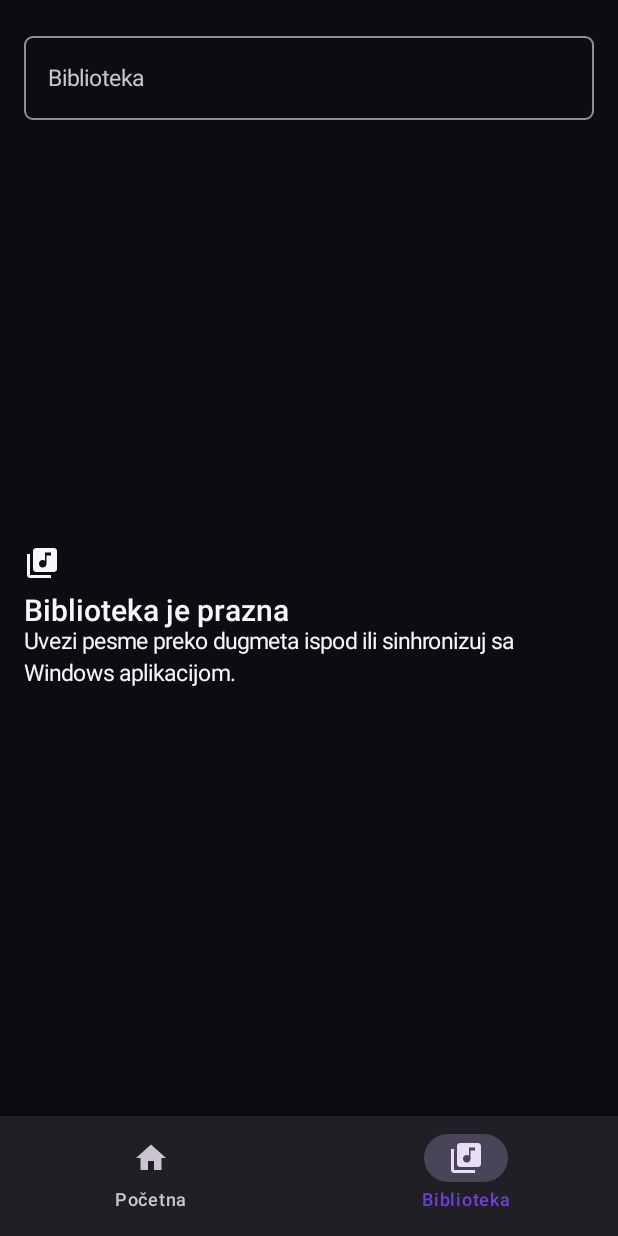
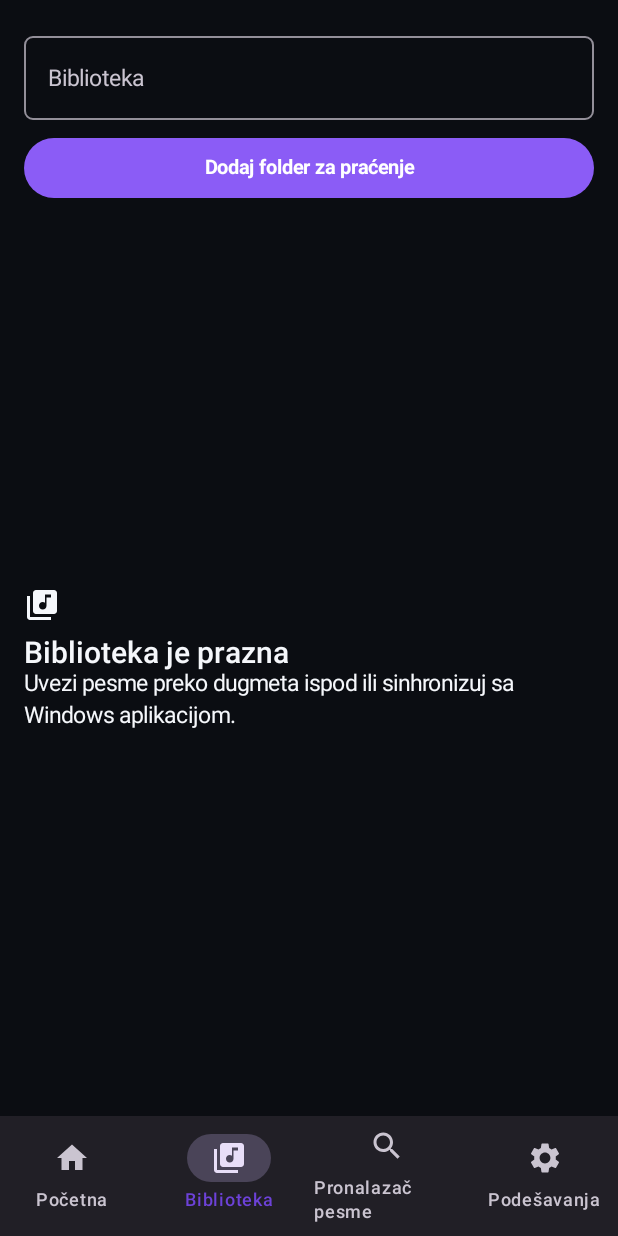
Before and after one commit to bedanzivot91-dev/force-delete-studio, an Android app built with Jetpack Compose: the screen it shows after launch (MainActivity), item 2 of the bottom bar chosen, on a phone screen of 412 x 824 dp. Run offline under Robolectric (Android 15) with nearby library versions, the phone set to English and light mode, and no system bars; our stand-ins replace Room's generated code; 1 statement that could not run was skipped.

Commit message:
Android: 5-theme parity, Pronalazac pesme, folder watch + WorkManager rescan
- ui/theme/Theme.kt: add AppTheme.URBAN_CONCRETE/MIDNIGHT_STUDIO/AURORA_GLASS
  with their own ColorScheme+Shapes (square vs rounded vs glass corners),
  matching the desktop CSS structural language for each, not a recolor.
- SettingsScreen: real theme picker (per-device, never synced to desktop,
  per spec 5.6).
- SongFinderViewModel/SongFinderScreen: real local Pronalazac pesme --
  SAF file pick or MediaRecorder mic capture, SHA-256 hash, compare against
  SongEntity.fileSha256, Room-backed history. Remote AudD lookup is out of
  scope here (needs a user-supplied token) and the UI does not pretend to
  offer it.
- WatchedFoldersPreference + LibraryRescanWorker + LibraryScreen 'Dodaj
  folder' button: persists a SAF tree permission, does an immediate
  one-time rescan, and a periodic (6h, battery-not-low) WorkManager rescan
  that actually lists files, hashes them, and inserts new SongEntity rows
  -- not a no-op stub.

```diff
--- a/android/app/build.gradle.kts
+++ b/android/app/build.gradle.kts
@@ -75,6 +75,7 @@ dependencies {
     ksp("androidx.room:room-compiler:2.6.1")
 
     implementation("androidx.work:work-runtime-ktx:2.10.0")
+    implementation("androidx.documentfile:documentfile:1.0.1") // SAF folder traversal for LibraryRescanWorker
     implementation("androidx.datastore:datastore-preferences:1.1.1")
     implementation("androidx.security:security-crypto:1.1.0-alpha06") // Android Keystore-backed EncryptedSharedPreferences (transcript token storage, section 14/21)
     implementation("androidx.media3:media3-exoplayer:1.5.1")
--- a/android/app/src/main/java/com/sunopesmestudio/app/MainActivity.kt
+++ b/android/app/src/main/java/com/sunopesmestudio/app/MainActivity.kt
@@ -12,6 +12,7 @@ import androidx.compose.ui.Modifier
 import androidx.lifecycle.viewmodel.compose.viewModel
 import com.sunopesmestudio.app.ui.library.LibraryViewModel
 import com.sunopesmestudio.app.ui.nav.SunoNavHost
+import com.sunopesmestudio.app.ui.recognition.SongFinderViewModel
 import com.sunopesmestudio.app.ui.theme.AppTheme
 import com.sunopesmestudio.app.ui.theme.SunoPesmeStudioTheme
 
@@ -28,7 +29,15 @@ class MainActivity : ComponentActivity() {
                     val libraryViewModel: LibraryViewModel = viewModel(
                         factory = LibraryViewModel.Factory(app.database.songDao()),
                     )
-                    SunoNavHost(libraryViewModel = libraryViewModel)
+                    val songFinderViewModel: SongFinderViewModel = viewModel(
+                        factory = SongFinderViewModel.Factory(app, app.database.songDao(), app.database.recognizedTrackDao()),
+                    )
+                    SunoNavHost(
+                        libraryViewModel = libraryViewModel,
+                        songFinderViewModel = songFinderViewModel,
+                        themePreference = app.themePreference,
+                        watchedFoldersPreference = app.watchedFoldersPreference,
+                    )
                 }
             }
         }
--- a/android/app/src/main/java/com/sunopesmestudio/app/SunoApplication.kt
+++ b/android/app/src/main/java/com/sunopesmestudio/app/SunoApplication.kt
@@ -1,10 +1,43 @@
 package com.sunopesmestudio.app
 
 import android.app.Application
+import androidx.work.Constraints
+import androidx.work.ExistingPeriodicWorkPolicy
+import androidx.work.NetworkType
+import androidx.work.PeriodicWorkRequestBuilder
+import androidx.work.WorkManager
 import com.sunopesmestudio.app.data.AppDatabase
 import com.sunopesmestudio.app.data.ThemePreference
+import com.sunopesmestudio.app.data.WatchedFoldersPreference
+import com.sunopesmestudio.app.work.LibraryRescanWorker
+import java.util.concurrent.TimeUnit
 
 class SunoApplication : Application() {
     val database: AppDatabase by lazy { AppDatabase.get(this) }
     val themePreference: ThemePreference by lazy { ThemePreference(this) }
+    val watchedFoldersPreference: WatchedFoldersPreference by lazy { WatchedFoldersPreference(this) }
+
+    override fun onCreate() {
+        super.onCreate()
+        scheduleLibraryRescan()
+    }
+
+    private fun scheduleLibraryRescan() {
+        // Local SAF folder scan only -- no network involved, so the
+        // section 18.4 constraint that actually applies here is
+        // battery-not-low, not Wi-Fi (that condition is for the YouTube/
+        // Suno sync workers this phase does not add yet).
+        val constraints = Constraints.Builder()
+            .setRequiredNetworkType(NetworkType.NOT_REQUIRED)
+            .setRequiresBatteryNotLow(true)
+            .build()
+        val request = PeriodicWorkRequestBuilder<LibraryRescanWorker>(6, TimeUnit.HOURS)
+            .setConstraints(constraints)
+            .build()
+        WorkManager.getInstance(this).enqueueUniquePeriodicWork(
+            "library-rescan",
+            ExistingPeriodicWorkPolicy.KEEP,
+            request,
+        )
+    }
 }
--- a/android/app/src/main/java/com/sunopesmestudio/app/data/AppDatabase.kt
+++ b/android/app/src/main/java/com/sunopesmestudio/app/data/AppDatabase.kt
@@ -9,9 +9,10 @@ import androidx.room.RoomDatabase
 // for real Room migration testing per spec section 12/18) requires wiring
 // room.schemaLocation via the Room Gradle plugin, deferred to the phase
 // that actually adds a version-2 migration to test.
-@Database(entities = [SongEntity::class], version = 1, exportSchema = false)
+@Database(entities = [SongEntity::class, RecognizedTrackEntity::class], version = 1, exportSchema = false)
 abstract class AppDatabase : RoomDatabase() {
     abstract fun songDao(): SongDao
+    abstract fun recognizedTrackDao(): RecognizedTrackDao
 
     companion object {
         @Volatile private var instance: AppDatabase? = null
--- /dev/null
+++ b/android/app/src/main/java/com/sunopesmestudio/app/data/RecognizedTrackDao.kt
@@ -0,0 +1,15 @@
+package com.sunopesmestudio.app.data
+
+import androidx.room.Dao
+import androidx.room.Insert
+import androidx.room.Query
+import kotlinx.coroutines.flow.Flow
+
+@Dao
+interface RecognizedTrackDao {
+    @Query("SELECT * FROM recognized_tracks ORDER BY createdAtEpochMs DESC")
+    fun observeHistory(): Flow<List<RecognizedTrackEntity>>
+
+    @Insert
+    suspend fun insert(track: RecognizedTrackEntity): Long
+}
--- a/android/app/src/main/java/com/sunopesmestudio/app/data/SongDao.kt
+++ b/android/app/src/main/java/com/sunopesmestudio/app/data/SongDao.kt
@@ -38,4 +38,7 @@ interface SongDao {
 
     @Query("DELETE FROM songs WHERE id = :id")
     suspend fun delete(id: String)
+
+    @Query("SELECT * FROM songs WHERE fileSha256 = :sha256 AND fileSha256 != '' LIMIT 1")
+    suspend fun findByHash(sha256: String): SongEntity?
 }
--- a/android/app/src/main/java/com/sunopesmestudio/app/data/SongEntity.kt
+++ b/android/app/src/main/java/com/sunopesmestudio/app/data/SongEntity.kt
@@ -26,4 +26,8 @@ data class SongEntity(
     val localLyrics: String? = null,
     @ColumnInfo(defaultValue = "0") val downloadedAtEpochMs: Long = 0,
     @ColumnInfo(defaultValue = "1") val importedAtEpochMs: Long = 0,
+    // SHA-256 of the local audio file, used by the Pronalazac pesme local
+    // (offline) duplicate/match check -- mirrors songs.file_sha256 on the
+    // desktop schema.
+    @ColumnInfo(defaultValue = "") val fileSha256: String = "",
 )
--- /dev/null
+++ b/android/app/src/main/java/com/sunopesmestudio/app/data/WatchedFoldersPreference.kt
@@ -0,0 +1,36 @@
+package com.sunopesmestudio.app.data
+
+import android.content.Context
+import androidx.datastore.preferences.core.edit
+import androidx.datastore.preferences.core.stringSetPreferencesKey
+import androidx.datastore.preferences.preferencesDataStore
+import kotlinx.coroutines.flow.first
+import kotlinx.coroutines.flow.map
+
+private val Context.watchedFoldersDataStore by preferencesDataStore(name = "watched_folders")
+private val FOLDERS_KEY = stringSetPreferencesKey("folder_uris")
+
+/**
+ * Persisted Storage Access Framework tree URIs the user has granted for
+ * library auto-import (section 18.1/18.4). Only the URI strings are stored
+ * here; the actual read permission is granted separately via
+ * ContentResolver.takePersistableUriPermission at the point the folder is
+ * picked (see LibraryScreen's "Dodaj folder" button).
+ */
+class WatchedFoldersPreference(private val context: Context) {
+    val folders = context.watchedFoldersDataStore.data.map { it[FOLDERS_KEY] ?: emptySet() }
+
+    suspend fun addFolder(uri: String) {
+        context.watchedFoldersDataStore.edit { prefs ->
+            prefs[FOLDERS_KEY] = (prefs[FOLDERS_KEY] ?: emptySet()) + uri
+        }
+    }
+
+    suspend fun removeFolder(uri: String) {
+        context.watchedFoldersDataStore.edit { prefs ->
+            prefs[FOLDERS_KEY] = (prefs[FOLDERS_KEY] ?: emptySet()) - uri
+        }
+    }
+
+    suspend fun snapshot(): Set<String> = folders.first()
+}
--- a/android/app/src/main/java/com/sunopesmestudio/app/ui/nav/SunoNavHost.kt
+++ b/android/app/src/main/java/com/sunopesmestudio/app/ui/nav/SunoNavHost.kt
@@ -3,6 +3,8 @@ package com.sunopesmestudio.app.ui.nav
 import androidx.compose.material.icons.Icons
 import androidx.compose.material.icons.filled.Home
 import androidx.compose.material.icons.filled.LibraryMusic
+import androidx.compose.material.icons.filled.Search
+import androidx.compose.material.icons.filled.Settings
 import androidx.compose.material3.Icon
 import androidx.compose.material3.NavigationBar
 import androidx.compose.material3.NavigationBarItem
@@ -20,17 +22,29 @@ import androidx.navigation.compose.composable
 import androidx.navigation.compose.currentBackStackEntryAsState
 import androidx.navigation.compose.rememberNavController
 import com.sunopesmestudio.app.R
+import com.sunopesmestudio.app.data.ThemePreference
+import com.sunopesmestudio.app.data.WatchedFoldersPreference
 import com.sunopesmestudio.app.ui.library.LibraryViewModel
+import com.sunopesmestudio.app.ui.recognition.SongFinderViewModel
 import com.sunopesmestudio.app.ui.screens.HomeScreen
 import com.sunopesmestudio.app.ui.screens.LibraryScreen
+import com.sunopesmestudio.app.ui.screens.SettingsScreen
+import com.sunopesmestudio.app.ui.screens.SongFinderScreen
 
 private enum class Destination(val route: String, val labelRes: Int, val icon: androidx.compose.ui.graphics.vector.ImageVector) {
     HOME("home", R.string.nav_home, Icons.Filled.Home),
     LIBRARY("library", R.string.nav_library, Icons.Filled.LibraryMusic),
+    FINDER("finder", R.string.nav_finder, Icons.Filled.Search),
+    SETTINGS("settings", R.string.nav_settings, Icons.Filled.Settings),
 }
 
 @Composable
-fun SunoNavHost(libraryViewModel: LibraryViewModel) {
+fun SunoNavHost(
+    libraryViewModel: LibraryViewModel,
+    songFinderViewModel: SongFinderViewModel,
+    themePreference: ThemePreference,
+    watchedFoldersPreference: WatchedFoldersPreference,
+) {
     val navController = rememberNavController()
     Scaffold(
         bottomBar = {
@@ -60,7 +74,9 @@ fun SunoNavHost(libraryViewModel: LibraryViewModel) {
             modifier = Modifier.padding(padding),
         ) {
             composable(Destination.HOME.route) { HomeScreen(libraryViewModel) }
-            composable(Destination.LIBRARY.route) { LibraryScreen(libraryViewModel) }
+            composable(Destination.LIBRARY.route) { LibraryScreen(libraryViewModel, watchedFoldersPreference) }
+            composable(Destination.FINDER.route) { SongFinderScreen(songFinderViewModel) }
+            composable(Destination.SETTINGS.route) { SettingsScreen(themePreference) }
         }
     }
 }
--- a/android/app/src/main/java/com/sunopesmestudio/app/ui/screens/LibraryScreen.kt
+++ b/android/app/src/main/java/com/sunopesmestudio/app/ui/screens/LibraryScreen.kt
@@ -1,5 +1,8 @@
 package com.sunopesmestudio.app.ui.screens
 
+import android.content.Intent
+import androidx.activity.compose.rememberLauncherForActivityResult
+import androidx.activity.result.contract.ActivityResultContracts
 import androidx.compose.foundation.layout.Arrangement
 import androidx.compose.foundation.layout.Box
 import androidx.compose.foundation.layout.Column
@@ -13,6 +16,7 @@ import androidx.compose.material.icons.Icons
 import androidx.compose.material.icons.filled.Favorite
 import androidx.compose.material.icons.filled.FavoriteBorder
 import androidx.compose.material.icons.filled.LibraryMusic
+import androidx.compose.material3.Button
 import androidx.compose.material3.Card
 import androidx.compose.material3.Icon
 import androidx.compose.material3.IconButton
@@ -23,26 +27,51 @@ import androidx.compose.material3.Text
 import androidx.compose.runtime.Composable
 import androidx.compose.runtime.collectAsState
 import androidx.compose.runtime.getValue
+import androidx.compose.runtime.rememberCoroutineScope
 import androidx.compose.ui.Alignment
 import androidx.compose.ui.Modifier
+import androidx.compose.ui.platform.LocalContext
 import androidx.compose.ui.unit.dp
+import androidx.work.OneTimeWorkRequestBuilder
+import androidx.work.WorkManager
 import com.sunopesmestudio.app.R
 import com.sunopesmestudio.app.data.SongEntity
+import com.sunopesmestudio.app.data.WatchedFoldersPreference
 import com.sunopesmestudio.app.ui.library.LibraryViewModel
+import com.sunopesmestudio.app.work.LibraryRescanWorker
+import kotlinx.coroutines.launch
 
 @Composable
-fun LibraryScreen(viewModel: LibraryViewModel, modifier: Modifier = Modifier) {
+fun LibraryScreen(viewModel: LibraryViewModel, watchedFoldersPreference: WatchedFoldersPreference, modifier: Modifier = Modifier) {
     val songs by viewModel.songs.collectAsState()
     val query by viewModel.searchQuery.collectAsState()
+    val context = LocalContext.current
+    val scope = rememberCoroutineScope()
+
+    val folderPicker = rememberLauncherForActivityResult(ActivityResultContracts.OpenDocumentTree()) { uri ->
+        if (uri != null) {
+            context.contentResolver.takePersistableUriPermission(
+                uri,
+                Intent.FLAG_GRANT_READ_URI_PERMISSION,
+            )
+            scope.launch {
+                watchedFoldersPreference.addFolder(uri.toString())
+                WorkManager.getInstance(context).enqueue(OneTimeWorkRequestBuilder<LibraryRescanWorker>().build())
+            }
+        }
+    }
 
     Column(modifier = modifier.fillMaxSize().padding(16.dp)) {
         OutlinedTextField(
             value = query,
             onValueChange = viewModel::setQuery,
             label = { Text(stringResourceCompat(R.string.nav_library)) },
-            modifier = Modifier.fillMaxWidth().padding(bottom = 12.dp),
+            modifier = Modifier.fillMaxWidth().padding(bottom = 8.dp),
             singleLine = true,
         )
+        Button(onClick = { folderPicker.launch(null) }, modifier = Modifier.fillMaxWidth().padding(bottom = 12.dp)) {
+            Text("Dodaj folder za praćenje")
+        }
         if (songs.isEmpty()) {
             LibraryEmptyState()
         } else {
--- a/android/app/src/main/java/com/sunopesmestudio/app/ui/theme/Theme.kt
+++ b/android/app/src/main/java/com/sunopesmestudio/app/ui/theme/Theme.kt
@@ -14,16 +14,18 @@ import androidx.compose.ui.unit.dp
 import androidx.compose.ui.unit.sp
 
 /**
- * Two of the five desktop themes (section 18.2 of the build spec), adapted
- * for mobile rather than a straight port of the desktop layout: Original
- * Suno (rounded, soft-purple, matches the desktop default) and Neon
- * District (angular corners, cyan/magenta HUD accents, matching the
- * structural redesign in app/web/style.css's neon-district block, not
- * just a recolor of the same shapes).
+ * All five desktop themes (section 18.2 of the build spec), adapted for
+ * mobile rather than a straight port of the desktop layout. Each gets its
+ * own ColorScheme + Shapes pair mirroring the structural language of its
+ * app/web/style.css counterpart (angular vs rounded vs glass), not a single
+ * shape set with swapped colors.
  */
 enum class AppTheme(val id: String, val label: String) {
     ORIGINAL("default", "Original Suno"),
     NEON_DISTRICT("neon-district", "Neon District"),
+    URBAN_CONCRETE("urban-concrete", "Urban Concrete"),
+    MIDNIGHT_STUDIO("midnight-studio", "Midnight Studio"),
+    AURORA_GLASS("aurora-glass", "Aurora Glass"),
 }
 
 private val OriginalColors = darkColorScheme(
@@ -50,6 +52,42 @@ private val NeonDistrictColors = darkColorScheme(
     error = Color(0xFFFF4D7D),
 )
 
+private val UrbanConcreteColors = darkColorScheme(
+    primary = Color(0xFFC6FF3A),
+    onPrimary = Color(0xFF141412),
+    secondary = Color(0xFFFF8A1E),
+    background = Color(0xFF141412),
+    surface = Color(0xFF1C1C19),
+    surfaceVariant = Color(0xFF232320),
+    onBackground = Color(0xFFF2F1EA),
+    onSurface = Color(0xFFF2F1EA),
+    error = Color(0xFFFF4D2E),
+)
+
+private val MidnightStudioColors = darkColorScheme(
+    primary = Color(0xFF6C8CFF),
+    onPrimary = Color.White,
+    secondary = Color(0xFF4A63CC),
+    background = Color(0xFF0A0A0C),
+    surface = Color(0xFF131317),
+    surfaceVariant = Color(0xFF17171C),
+    onBackground = Color(0xFFE8E9EE),
+    onSurface = Color(0xFFE8E9EE),
+    error = Color(0xFFFF5470),
+)
+
+private val AuroraGlassColors = darkColorScheme(
+    primary = Color(0xFF7EE8FA),
+    onPrimary = Color(0xFF0A0A14),
+    secondary = Color(0xFFC084FC),
+    background = Color(0xFF080A14),
+    surface = Color(0xFF12121F),
+    surfaceVariant = Color(0xFF171728),
+    onBackground = Color(0xFFF3F0FF),
+    onSurface = Color(0xFFF3F0FF),
+    error = Color(0xFFFB7185),
+)
+
 // Original: soft rounded surfaces, matching the desktop's rounded cards.
 private val OriginalShapes = Shapes(
     extraSmall = RoundedCornerShape(6.dp),
@@ -69,11 +107,47 @@ private val NeonDistrictShapes = Shapes(
     extraLarge = RoundedCornerShape(0.dp),
 )
 
+// Urban Concrete: hard square corners everywhere, matching the desktop
+// theme's border-radius:0 + hard drop-shadow industrial look.
+private val UrbanConcreteShapes = Shapes(
+    extraSmall = RoundedCornerShape(0.dp),
+    small = RoundedCornerShape(0.dp),
+    medium = RoundedCornerShape(0.dp),
+    large = RoundedCornerShape(0.dp),
+    extraLarge = RoundedCornerShape(0.dp),
+)
+
+// Midnight Studio: small consistent radii, dense professional feel.
+private val MidnightStudioShapes = Shapes(
+    extraSmall = RoundedCornerShape(3.dp),
+    small = RoundedCornerShape(6.dp),
+    medium = RoundedCornerShape(8.dp),
+    large = RoundedCornerShape(10.dp),
+    extraLarge = RoundedCornerShape(14.dp),
+)
+
+// Aurora Glass: large, very rounded shapes for a soft glassmorphism feel.
+private val AuroraGlassShapes = Shapes(
+    extraSmall = RoundedCornerShape(10.dp),
+    small = RoundedCornerShape(14.dp),
+    medium = RoundedCornerShape(20.dp),
+    large = RoundedCornerShape(26.dp),
+    extraLarge = RoundedCornerShape(36.dp),
+)
+
 private val AppTypography = Typography(
     headlineMedium = TextStyle(fontWeight = FontWeight.Bold, fontSize = 26.sp),
     titleLarge = TextStyle(fontWeight = FontWeight.SemiBold, fontSize = 20.sp),
     bodyLarge = TextStyle(fontSize = 15.sp, lineHeight = 21.sp),
     labelLarge = TextStyle(fontWeight = FontWeight.Bold, fontSize = 13.sp),
+)
+
+// Urban Concrete swaps in a bolder, uppercase-leaning label style to match
+// its "city signage" desktop typography (text-transform:uppercase,
+// font-weight:900 on nav/buttons/badges).
+private val UrbanConcreteTypography = AppTypography.copy(
+    labelLarge = TextStyle(fontWeight = FontWeight.Black, fontSize = 13.sp),
+    titleLarge = TextStyle(fontWeight = FontWeight.Black, fontSize = 20.sp),
 )
 
 @Composable
@@ -82,21 +156,29 @@ fun SunoPesmeStudioTheme(
     useSystemDarkTheme: Boolean = isSystemInDarkTheme(),
     content: @Composable () -> Unit,
 ) {
-    // Both current themes are dark-first (matching the desktop originals);
-    // useSystemDarkTheme is threaded through for the eventual light Arctic
-    // variant this project already has on desktop and hasn't ported yet.
+    // All five themes are dark-first (matching the desktop originals, none
+    // of which default to a light theme); useSystemDarkTheme is threaded
+    // through for the eventual light Arctic palette-swap variant that
+    // exists on desktop but hasn't been ported here.
     val colors = when (appTheme) {
         AppTheme.ORIGINAL -> OriginalColors
         AppTheme.NEON_DISTRICT -> NeonDistrictColors
+        AppTheme.URBAN_CONCRETE -> UrbanConcreteColors
+        AppTheme.MIDNIGHT_STUDIO -> MidnightStudioColors
+        AppTheme.AURORA_GLASS -> AuroraGlassColors
     }
     val shapes = when (appTheme) {
         AppTheme.ORIGINAL -> OriginalShapes
         AppTheme.NEON_DISTRICT -> NeonDistrictShapes
+        AppTheme.URBAN_CONCRETE -> UrbanConcreteShapes
+        AppTheme.MIDNIGHT_STUDIO -> MidnightStudioShapes
+        AppTheme.AURORA_GLASS -> AuroraGlassShapes
     }
+    val typography = if (appTheme == AppTheme.URBAN_CONCRETE) UrbanConcreteTypography else AppTypography
     MaterialTheme(
         colorScheme = colors,
         shapes = shapes,
-        typography = AppTypography,
+        typography = typography,
         content = content,
     )
 }
```
Also changed, not shown: android/app/src/main/java/com/sunopesmestudio/app/data/RecognizedTrackEntity.kt (added, +23 -0 lines), android/app/src/main/java/com/sunopesmestudio/app/ui/recognition/SongFinderViewModel.kt (added, +155 -0 lines), android/app/src/main/java/com/sunopesmestudio/app/ui/screens/SettingsScreen.kt (added, +65 -0 lines), android/app/src/main/java/com/sunopesmestudio/app/ui/screens/SongFinderScreen.kt (added, +109 -0 lines), android/app/src/main/java/com/sunopesmestudio/app/work/LibraryRescanWorker.kt (added, +68 -0 lines).
